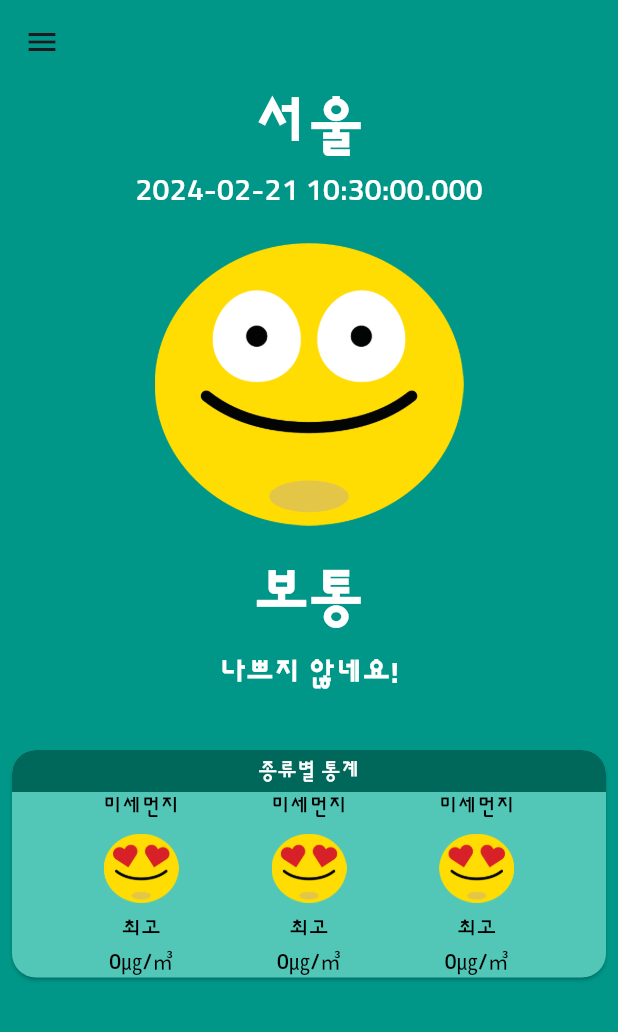
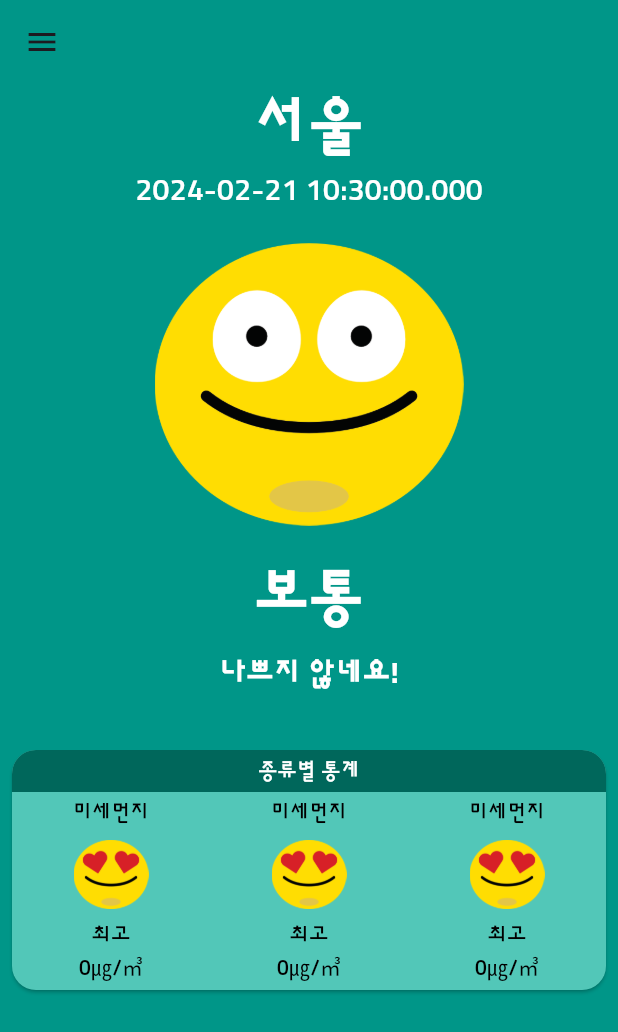
Before and after one commit to SungSeokMin/study_inflearn, a Flutter app: the screen it shows after launch, on a phone screen of 412 x 824 dp. Shown: the top 1032 px of the screen. Run offline on Flutter 3.47's test engine with Material 3 defaults, Android fonts, the light colour scheme and no system bars; our stand-ins replace drift, geolocator, get_it, google_maps_flutter, image_picker, table_calendar and 2 more; accounts and stored records are empty; generated files the repository leaves out were written again.

Commit message:
CategoryCard 정리하기

```diff
--- /dev/null
+++ b/flutter/dusty_dust/lib/component/category_card.dart
@@ -0,0 +1,69 @@
+import 'package:dusty_dust/component/main_stat.dart';
+import 'package:dusty_dust/const/colors.dart';
+import 'package:flutter/material.dart';
+
+class CategoryCard extends StatelessWidget {
+  const CategoryCard({super.key});
+
+  @override
+  Widget build(BuildContext context) {
+    return SizedBox(
+      height: 160,
+      child: Card(
+        margin: const EdgeInsets.symmetric(
+          horizontal: 8.0,
+        ),
+        shape: const RoundedRectangleBorder(
+          borderRadius: BorderRadius.all(
+            Radius.circular(
+              16.0,
+            ),
+          ),
+        ),
+        color: lightColor,
+        child: LayoutBuilder(builder: (context, constraints) {
+          return Column(
+            crossAxisAlignment: CrossAxisAlignment.stretch,
+            children: [
+              Container(
+                decoration: const BoxDecoration(
+                  color: darkColor,
+                  borderRadius: BorderRadius.only(
+                    topLeft: Radius.circular(16.0),
+                    topRight: Radius.circular(16.0),
+                  ),
+                ),
+                child: const Padding(
+                  padding: EdgeInsets.all(4.0),
+                  child: Text(
+                    '종류별 통계',
+                    style: TextStyle(
+                      color: Colors.white,
+                    ),
+                    textAlign: TextAlign.center,
+                  ),
+                ),
+              ),
+              Expanded(
+                child: ListView(
+                  physics: const PageScrollPhysics(),
+                  scrollDirection: Axis.horizontal,
+                  children: List.generate(
+                    20,
+                    (index) => MainStat(
+                      width: constraints.maxWidth / 3,
+                      category: '미세먼지',
+                      imgPath: 'asset/img/best.png',
+                      level: '최고',
+                      stat: '0㎍/㎥',
+                    ),
+                  ),
+                ),
+              )
+            ],
+          );
+        }),
+      ),
+    );
+  }
+}
--- a/flutter/dusty_dust/lib/component/main_stat.dart
+++ b/flutter/dusty_dust/lib/component/main_stat.dart
@@ -1,6 +1,7 @@
 import 'package:flutter/material.dart';
 
 class MainStat extends StatelessWidget {
+  final double width;
   final String category;
   final String imgPath;
   final String level;
@@ -8,6 +9,7 @@ class MainStat extends StatelessWidget {
 
   const MainStat({
     super.key,
+    required this.width,
     required this.category,
     required this.imgPath,
     required this.level,
@@ -20,7 +22,10 @@ class MainStat extends StatelessWidget {
       color: Colors.black,
     );
 
-    return Column(
+    return SizedBox(
+      width: width,
+      child: Column(
+        mainAxisAlignment: MainAxisAlignment.center,
         children: [
           Text(
             category,
@@ -45,6 +50,7 @@ class MainStat extends StatelessWidget {
             style: ts,
           ),
         ],
+      ),
     );
   }
 }
--- a/flutter/dusty_dust/lib/screen/home_screen.dart
+++ b/flutter/dusty_dust/lib/screen/home_screen.dart
@@ -1,6 +1,6 @@
+import 'package:dusty_dust/component/category_card.dart';
 import 'package:dusty_dust/component/main_app_bar.dart';
 import 'package:dusty_dust/component/main_drawer.dart';
-import 'package:dusty_dust/component/main_stat.dart';
 import 'package:dusty_dust/const/colors.dart';
 import 'package:flutter/material.dart';
 
@@ -9,76 +9,17 @@ class HomeScreen extends StatelessWidget {
 
   @override
   Widget build(BuildContext context) {
-    return Scaffold(
+    return const Scaffold(
       backgroundColor: primaryColor,
-      drawer: const MainDrawer(),
+      drawer: MainDrawer(),
       body: CustomScrollView(
         slivers: [
-          const MainAppBar(),
+          MainAppBar(),
           SliverToBoxAdapter(
             child: Column(
               crossAxisAlignment: CrossAxisAlignment.stretch,
               children: [
-                Card(
-                  margin: const EdgeInsets.symmetric(
-                    horizontal: 8.0,
-                  ),
-                  shape: const RoundedRectangleBorder(
-                    borderRadius: BorderRadius.all(
-                      Radius.circular(
-                        16.0,
-                      ),
-                    ),
-                  ),
-                  color: lightColor,
-                  child: Column(
-                    crossAxisAlignment: CrossAxisAlignment.stretch,
-                    children: [
-                      Container(
-                        decoration: const BoxDecoration(
-                          color: darkColor,
-                          borderRadius: BorderRadius.only(
-                            topLeft: Radius.circular(16.0),
-                            topRight: Radius.circular(16.0),
-                          ),
-                        ),
-                        child: const Padding(
-                          padding: EdgeInsets.all(4.0),
-                          child: Text(
-                            '종류별 통계',
-                            style: TextStyle(
-                              color: Colors.white,
-                            ),
-                            textAlign: TextAlign.center,
-                          ),
-                        ),
-                      ),
-                      const Row(
-                        mainAxisAlignment: MainAxisAlignment.spaceEvenly,
-                        children: [
-                          MainStat(
-                            category: '미세먼지',
-                            imgPath: 'asset/img/best.png',
-                            level: '최고',
-                            stat: '0㎍/㎥',
-                          ),
-                          MainStat(
-                            category: '미세먼지',
-                            imgPath: 'asset/img/best.png',
-                            level: '최고',
-                            stat: '0㎍/㎥',
-                          ),
-                          MainStat(
-                            category: '미세먼지',
-                            imgPath: 'asset/img/best.png',
-                            level: '최고',
-                            stat: '0㎍/㎥',
-                          )
-                        ],
-                      )
-                    ],
-                  ),
-                ),
+                CategoryCard(),
               ],
             ),
           )
```
Lines whose indentation alone changed are shown as unchanged.
